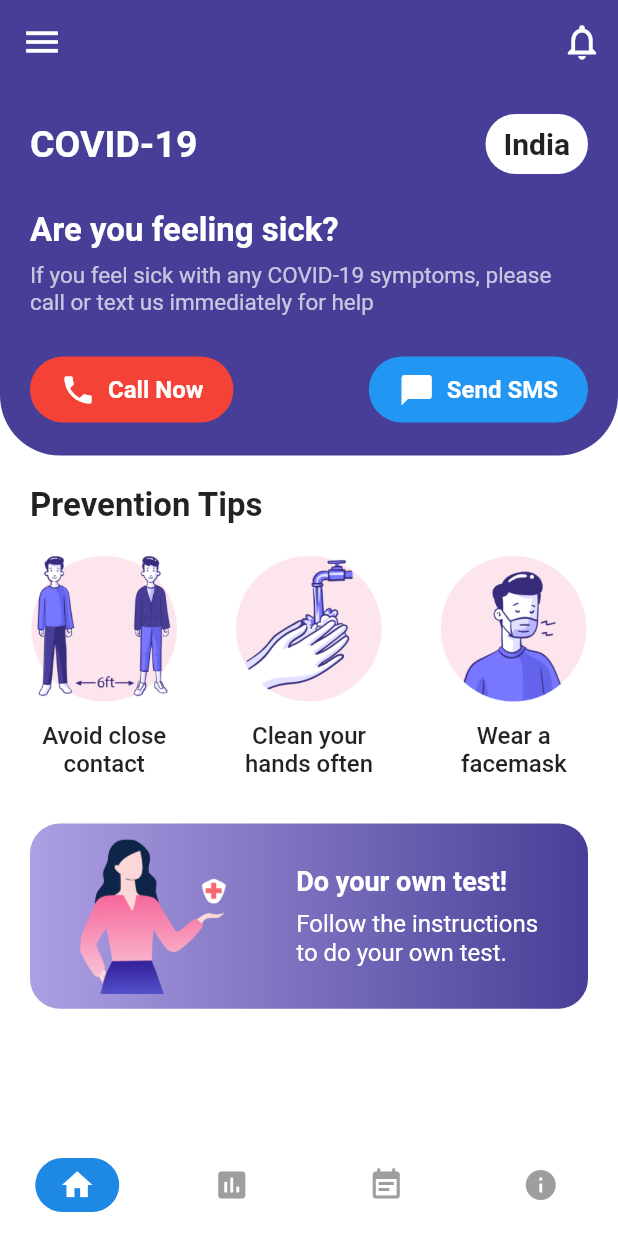
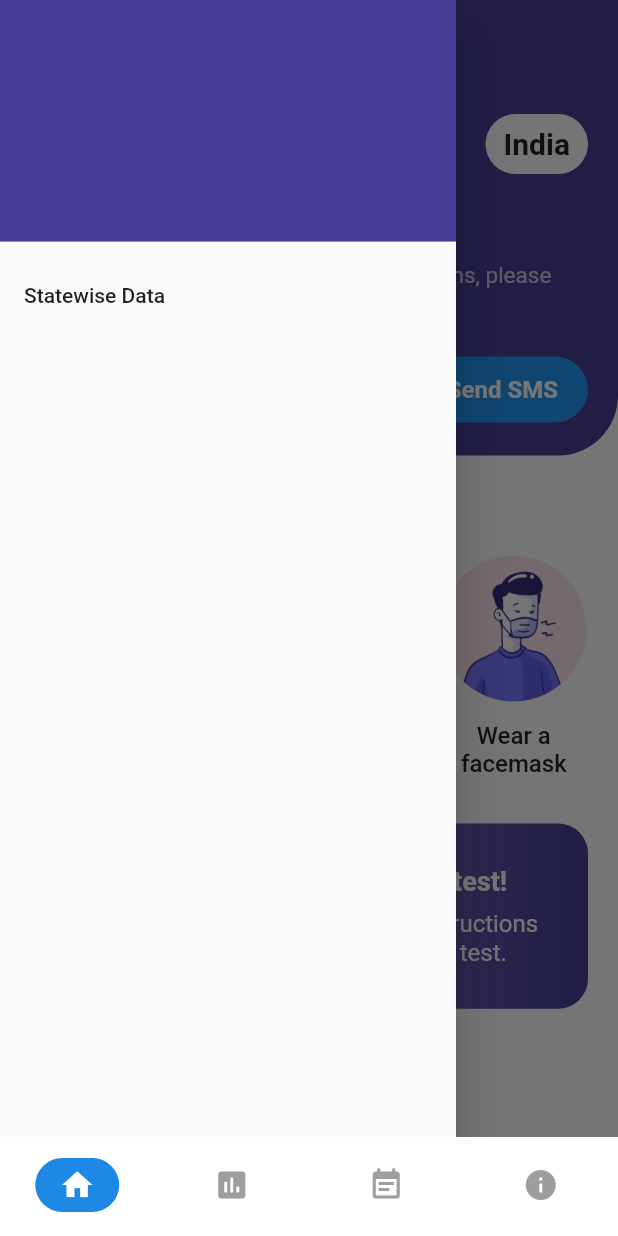
Before and after one commit to saurabhraj042/Covid_refreshedUI, a Flutter app: the screen it shows after launch, with the side drawer open (before the commit the screen has no drawer), on a phone screen of 412 x 824 dp. Run offline on Flutter 3.47's test engine with Material 2 defaults, Android fonts, the phone set to English and light mode, and no system bars; our stand-ins replace charts_flutter.

Commit message:
Added all tabs

```diff
--- a/lib/ui/views/home_view.dart
+++ b/lib/ui/views/home_view.dart
@@ -1,6 +1,7 @@
 import 'package:covid_refreshed/core/models/models.dart';
 import 'package:covid_refreshed/ui/shared/colors.dart';
 import 'package:covid_refreshed/ui/shared/styles.dart';
+import 'package:covid_refreshed/ui/widgets/drawer.dart';
 import 'package:covid_refreshed/ui/widgets/widgets.dart';
 import 'package:flutter/material.dart';
 
@@ -10,11 +11,11 @@ class HomeScreen extends StatefulWidget {
 }
 
 class _HomeScreenState extends State<HomeScreen> {
-
   @override
   Widget build(BuildContext context) {
     final screenHeight = MediaQuery.of(context).size.height;
     return Scaffold(
+      drawer: DrawerWidget(),
       appBar: CustomAppBar(),
       body: CustomScrollView(
         physics: ClampingScrollPhysics(),
--- a/lib/ui/views/stats_view.dart
+++ b/lib/ui/views/stats_view.dart
@@ -1,6 +1,7 @@
 import 'package:covid_refreshed/core/models/models.dart';
 import 'package:covid_refreshed/core/services/india_data_service.dart';
 import 'package:covid_refreshed/ui/shared/colors.dart';
+import 'package:covid_refreshed/ui/widgets/drawer.dart';
 import 'package:covid_refreshed/ui/widgets/widgets.dart';
 import 'package:flutter/material.dart';
 
@@ -21,6 +22,7 @@ class _StatsScreenState extends State<StatsScreen> {
   Widget build(BuildContext context) {
     var widthOfScreen = MediaQuery.of(context).size.width;
     return Scaffold(
+      drawer: DrawerWidget(),
       backgroundColor: Palette.primaryColor,
       appBar: CustomAppBar(),
       body: FutureBuilder(
--- a/lib/ui/widgets/app_bar.dart
+++ b/lib/ui/widgets/app_bar.dart
@@ -1,4 +1,3 @@
-
 import 'package:covid_refreshed/ui/shared/colors.dart';
 import 'package:flutter/material.dart';
 
@@ -8,18 +7,6 @@ class CustomAppBar extends StatelessWidget with PreferredSizeWidget {
     return AppBar(
       backgroundColor: Palette.primaryColor,
       elevation: 0.0,
-      leading: IconButton(
-        icon: const Icon(Icons.menu),
-        iconSize: 28.0,
-        onPressed: () {},
-      ),
-      actions: <Widget>[
-        IconButton(
-          icon: const Icon(Icons.notifications_none),
-          iconSize: 28.0,
-          onPressed: () {},
-        ),
-      ],
     );
   }
 
--- /dev/null
+++ b/lib/ui/widgets/drawer.dart
@@ -0,0 +1,35 @@
+import 'package:covid_refreshed/ui/shared/colors.dart';
+import 'package:covid_refreshed/ui/views/statewise_view.dart';
+import 'package:flutter/material.dart';
+
+class DrawerWidget extends StatefulWidget {
+  @override
+  _DrawerWidgetState createState() => _DrawerWidgetState();
+}
+
+class _DrawerWidgetState extends State<DrawerWidget> {
+  @override
+  Widget build(BuildContext context) {
+    return Drawer(
+      child: ListView(
+        padding: EdgeInsets.zero,
+        children: <Widget>[
+          DrawerHeader(
+            child: Text(""),
+            decoration: BoxDecoration(
+              color: Palette.primaryColor,
+            ),
+          ),
+          ListTile(
+            title: Text('Statewise Data'),
+            onTap: () {
+              Navigator.pop(context);
+              Navigator.push(context,
+                  MaterialPageRoute(builder: (context) => StatewiseView()));
+            },
+          ),
+        ],
+      ),
+    );
+  }
+}
--- a/lib/ui/widgets/statsView/stats_grid.dart
+++ b/lib/ui/widgets/statsView/stats_grid.dart
@@ -7,7 +7,7 @@ class StatsGrid extends StatelessWidget {
 
   @override
   Widget build(BuildContext context) {
-    final double cases = (double.parse(indiadata.cases) / 100000.0 ).roundToDouble();
+    final double cases = (double.parse(indiadata.cases) / 100000.0 ).floorToDouble();
     final double recovered = (double.parse(indiadata.recovered) / 100000.0 ).roundToDouble();
     final double tests = (double.parse(indiadata.tests) / 100000.0 ).roundToDouble();
     final int death = (int.parse(indiadata.deaths)).round();
```
Also changed, not shown: lib/ui/views/news_view.dart (+47 -9 lines), lib/ui/views/statewise_view.dart (added, +20 -0 lines).
